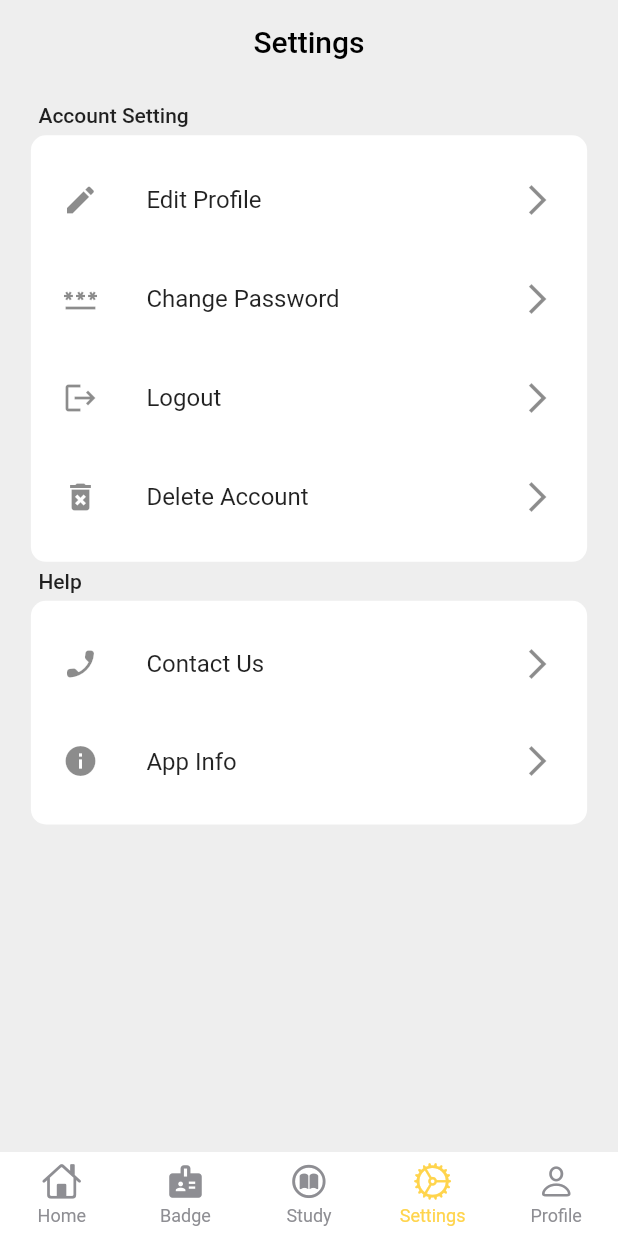
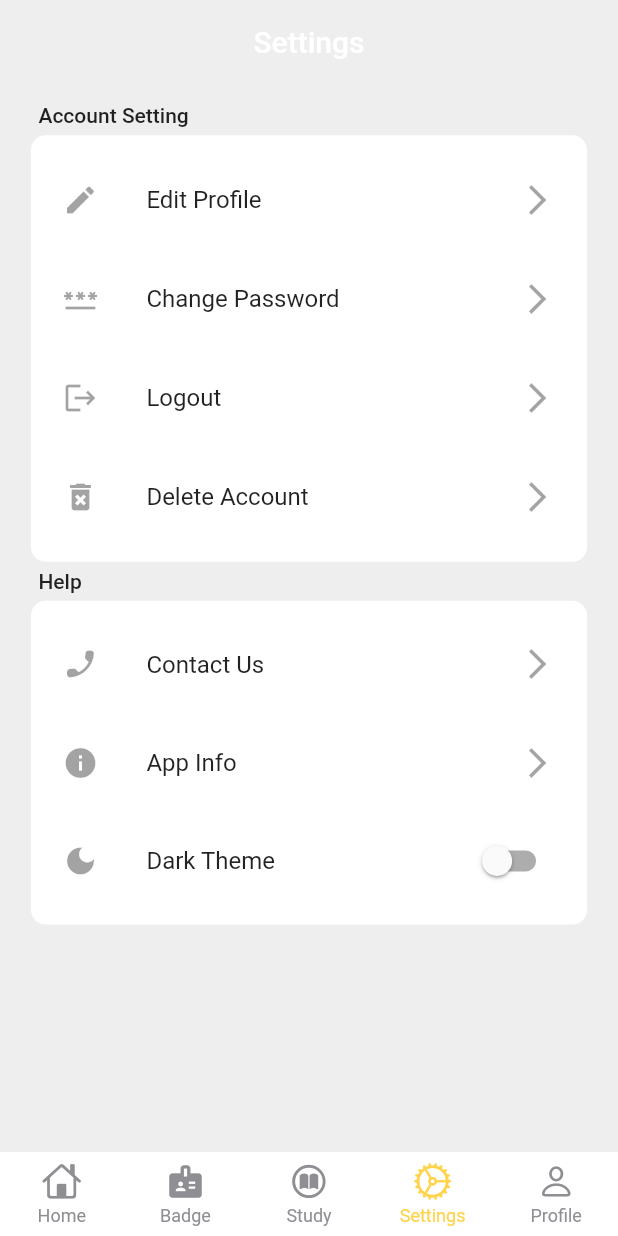
Before and after one commit to Mobile-Apps-Unpak/TA-Mobpro, a Flutter app: the screen it shows once a user with an empty profile is signed in, item 4 of the bottom bar chosen, on a phone screen of 412 x 824 dp. Run offline on Flutter 3.47's test engine with Material 2 defaults, Android fonts, the light colour scheme and no system bars; drawn by our look-alikes of persistent_bottom_nav_bar_v2; our stand-ins replace cloud_firestore, firebase_auth, firebase_core, percent_indicator, webview_flutter; missing offline and left inert: dart:ffi; accounts and stored records are empty.

Commit message:
dark mode beta v1

```diff
--- a/mobile/lib/main.dart
+++ b/mobile/lib/main.dart
@@ -1,10 +1,18 @@
 import 'package:flutter/material.dart';
+import 'package:flutter/services.dart';
 import 'package:firebase_core/firebase_core.dart';
 import 'package:mobile/screen/splashscreen.dart';
 import 'firebase_options.dart';
 
-void main() async {
+import 'package:provider/provider.dart';
+import 'provider/theme_provider.dart';
+
+Future main() async {
   WidgetsFlutterBinding.ensureInitialized();
+  await SystemChrome.setPreferredOrientations([
+    DeviceOrientation.portraitUp,
+    DeviceOrientation.portraitDown,
+  ]);
 
   await Firebase.initializeApp(
     options: DefaultFirebaseOptions.currentPlatform,
@@ -16,10 +24,18 @@ class MyApp extends StatelessWidget {
   const MyApp({Key? key}) : super(key: key);
 
   @override
-  Widget build(BuildContext context) {
-    return const MaterialApp(
-      debugShowCheckedModeBanner: false,
-      home: SplashScreen(),
-    );
-  }
+  Widget build(BuildContext context) => ChangeNotifierProvider(
+        create: (context) => ThemeProvider(),
+        builder: (context, _) {
+          final themeProvider = Provider.of<ThemeProvider>(context);
+
+          return MaterialApp(
+            debugShowCheckedModeBanner: false,
+            themeMode: themeProvider.themeMode,
+            theme: MyThemes.lightTheme,
+            darkTheme: MyThemes.darkTheme,
+            home: SplashScreen(),
+          );
+        },
+      );
 }
--- /dev/null
+++ b/mobile/lib/provider/theme_provider.dart
@@ -0,0 +1,44 @@
+import 'package:flutter/material.dart';
+import 'package:flutter/scheduler.dart';
+
+class ThemeProvider extends ChangeNotifier {
+  ThemeMode themeMode = ThemeMode.system;
+
+  bool get isDarkMode {
+    if (themeMode == ThemeMode.system) {
+      final brightness = SchedulerBinding.instance.window.platformBrightness;
+      return brightness == Brightness.dark;
+    } else {
+      return themeMode == ThemeMode.dark;
+    }
+  }
+
+  void toggleTheme(bool isOn) {
+    themeMode = isOn ? ThemeMode.dark : ThemeMode.light;
+    notifyListeners();
+  }
+}
+
+class MyThemes {
+  static final darkTheme = ThemeData(
+    scaffoldBackgroundColor: Colors.grey.shade900,
+    primaryColor: Colors.black,
+    colorScheme: ColorScheme.dark(),
+    appBarTheme: AppBarTheme(
+        backgroundColor: Colors.black,
+        toolbarTextStyle: TextStyle(color: Colors.white)),
+    iconTheme:
+        IconThemeData(color: Color.fromARGB(255, 230, 20, 20), opacity: 0.8),
+  );
+
+  static final lightTheme = ThemeData(
+    scaffoldBackgroundColor: Colors.grey[200],
+    primaryColor: Colors.white,
+    colorScheme: ColorScheme.light(),
+    appBarTheme: AppBarTheme(
+        backgroundColor: Colors.white,
+        toolbarTextStyle: TextStyle(color: Colors.black)),
+    iconTheme:
+        IconThemeData(color: Color.fromARGB(255, 212, 211, 211), opacity: 0.8),
+  );
+}
--- a/mobile/lib/screen/badge.dart
+++ b/mobile/lib/screen/badge.dart
@@ -24,15 +24,6 @@ class _BadgeState extends State<Badge> {
     return Scaffold(
       appBar: AppBar(
         centerTitle: true,
-        leading: IconButton(
-          onPressed: () {
-            Navigator.pop(context);
-          },
-          icon: const Icon(
-            Icons.arrow_back,
-            color: Colors.black,
-          ),
-        ),
         title: const Text(
           'Badge',
           style: TextStyle(color: Colors.black),
--- a/mobile/lib/screen/mainpage_screen/profile.dart
+++ b/mobile/lib/screen/mainpage_screen/profile.dart
@@ -37,7 +37,6 @@ class _ProfileState extends State<Profile> {
   @override
   Widget build(BuildContext context) {
     return Scaffold(
-      backgroundColor: Colors.grey[200],
       appBar: AppBar(
         centerTitle: true,
         title: const Text(
--- a/mobile/lib/screen/mainpage_screen/settings.dart
+++ b/mobile/lib/screen/mainpage_screen/settings.dart
@@ -5,6 +5,8 @@ import 'package:mobile/screen/change_password.dart';
 import 'package:mobile/screen/contact_us.dart';
 import 'package:mobile/screen/edit_profile.dart';
 import 'package:mobile/screen/relog_page.dart';
+
+import '../../widget/change_theme_button_widget.dart';
 
 class Settings extends StatefulWidget {
   final String? id;
@@ -20,12 +22,11 @@ class _SettingsState extends State<Settings> {
     var h = MediaQuery.of(context).size.height;
     var w = MediaQuery.of(context).size.width;
     return Scaffold(
-      backgroundColor: Colors.grey[200],
       appBar: AppBar(
+        iconTheme: Theme.of(context).iconTheme,
         centerTitle: true,
-        title: const Text(
+        title: Text(
           'Settings',
-          style: TextStyle(color: Colors.black),
         ),
         elevation: 0,
         backgroundColor: Colors.transparent,
@@ -117,7 +118,7 @@ class _SettingsState extends State<Settings> {
             ),
             Container(
               padding: const EdgeInsets.all(5),
-              height: h * .181,
+              height: h * .262,
               alignment: Alignment.center,
               width: double.infinity,
               decoration: BoxDecoration(
@@ -149,6 +150,14 @@ class _SettingsState extends State<Settings> {
                       );
                     },
                   ),
+                  ListTile(
+                    shape: RoundedRectangleBorder(
+                      borderRadius: BorderRadius.circular(10),
+                    ),
+                    title: Text('Dark Theme'),
+                    leading: Icon(Icons.dark_mode),
+                    trailing: ChangeThemeButtonWidget(),
+                  )
                 ],
               ),
             ),
--- /dev/null
+++ b/mobile/lib/widget/change_theme_button_widget.dart
@@ -0,0 +1,18 @@
+import 'package:flutter/material.dart';
+import 'package:provider/provider.dart';
+import '/provider/theme_provider.dart';
+
+class ChangeThemeButtonWidget extends StatelessWidget {
+  @override
+  Widget build(BuildContext context) {
+    final themeProvider = Provider.of<ThemeProvider>(context);
+
+    return Switch.adaptive(
+      value: themeProvider.isDarkMode,
+      onChanged: (value) {
+        final provider = Provider.of<ThemeProvider>(context, listen: false);
+        provider.toggleTheme(value);
+      },
+    );
+  }
+}
--- a/mobile/pubspec.yaml
+++ b/mobile/pubspec.yaml
@@ -38,6 +38,7 @@ dependencies:
   shared_preferences: ^2.0.15
   webview_flutter: ^3.0.4
   percent_indicator: ^3.4.0
+  provider: ^6.0.3
 
 
   # The following adds the Cupertino Icons font to your application.
```
Also changed, not shown: mobile/pubspec.lock.
